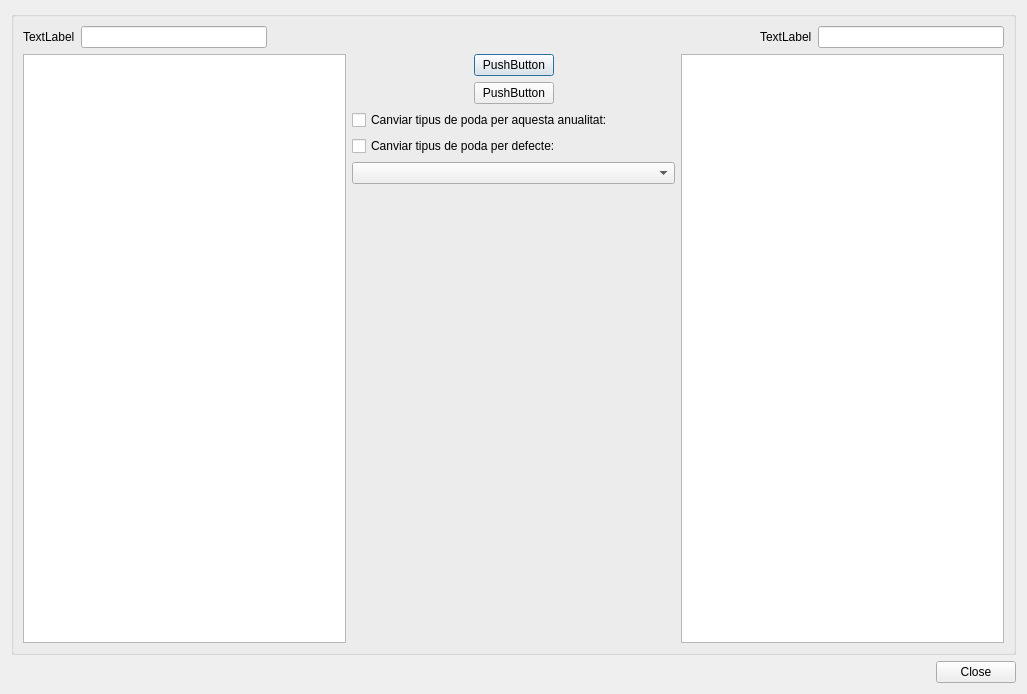
Before: the Qt Designer form ui/multirow_selector.ui in bgeo-gis/treemanage_qgis_pluggin, drawn with Qt 5.
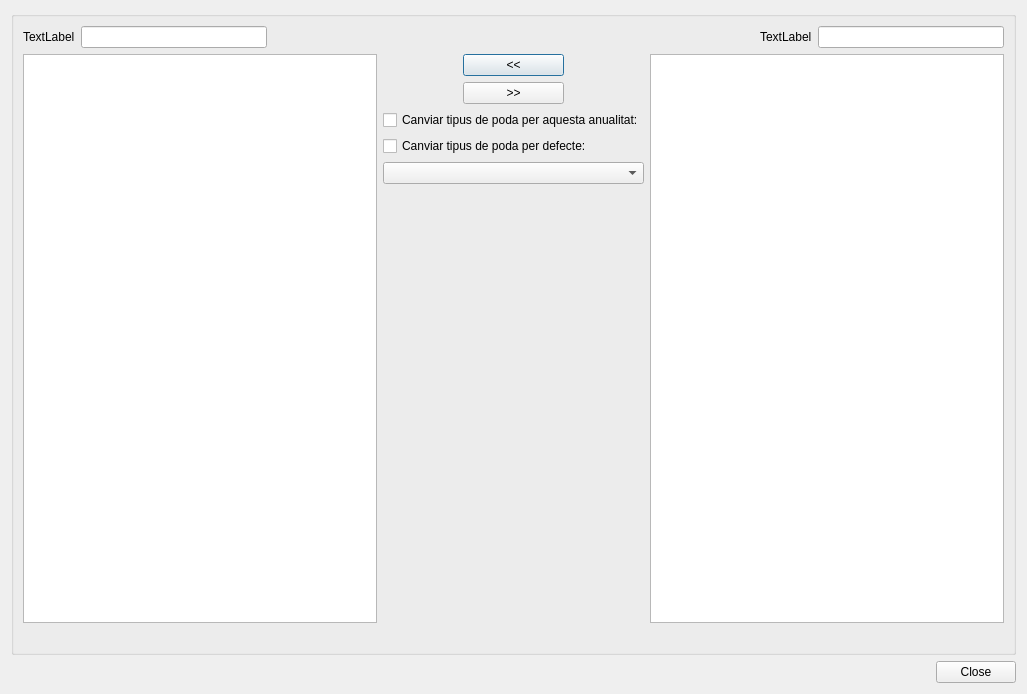
After: the same form once the commit is applied.

Diff of the .ui file:
```diff
--- a/ui/multirow_selector.ui
+++ b/ui/multirow_selector.ui
@@ -92,60 +92,71 @@
         <item>
          <layout class="QHBoxLayout" name="horizontalLayout_7">
           <item>
+           <layout class="QVBoxLayout" name="verticalLayout_8">
+            <item>
            <widget class="QTableView" name="all_rows"/>
           </item>
           <item>
+             <spacer name="horizontalSpacer_9">
+              <property name="orientation">
+               <enum>Qt::Horizontal</enum>
+              </property>
+              <property name="sizeHint" stdset="0">
+               <size>
+                <width>40</width>
+                <height>20</height>
+               </size>
+              </property>
+             </spacer>
+            </item>
+           </layout>
+          </item>
+          <item>
            <layout class="QVBoxLayout" name="verticalLayout_2">
+            <property name="sizeConstraint">
+             <enum>QLayout::SetMinimumSize</enum>
+            </property>
             <item>
              <layout class="QHBoxLayout" name="horizontalLayout">
-              <item>
-               <spacer name="horizontalSpacer">
-                <property name="orientation">
-                 <enum>Qt::Horizontal</enum>
-                </property>
-                <property name="sizeHint" stdset="0">
-                 <size>
-                  <width>40</width>
-                  <height>20</height>
-                 </size>
-                </property>
-               </spacer>
-              </item>
+              <property name="sizeConstraint">
+               <enum>QLayout::SetMinimumSize</enum>
+              </property>
               <item>
                <layout class="QVBoxLayout" name="verticalLayout_6">
-                <item>
-                 <widget class="QPushButton" name="btn_select">
-                  <property name="text">
-                   <string>PushButton</string>
-                  </property>
-                 </widget>
-                </item>
+                <property name="sizeConstraint">
+                 <enum>QLayout::SetMinimumSize</enum>
+                </property>
+                <property name="leftMargin">
+                 <number>80</number>
+                </property>
+                <property name="rightMargin">
+                 <number>80</number>
+                </property>
                 <item>
                  <widget class="QPushButton" name="btn_unselect">
                   <property name="text">
-                   <string>PushButton</string>
+                   <string>&lt;&lt;</string>
                   </property>
                  </widget>
-                </item>
-               </layout>
               </item>
               <item>
-               <spacer name="horizontalSpacer_2">
-                <property name="orientation">
-                 <enum>Qt::Horizontal</enum>
-                </property>
-                <property name="sizeHint" stdset="0">
-                 <size>
-                  <width>40</width>
-                  <height>20</height>
-                 </size>
-                </property>
-               </spacer>
+                 <widget class="QPushButton" name="btn_select">
+                  <property name="text">
+                   <string>&gt;&gt;</string>
+                  </property>
+                 </widget>
+                </item>
+               </layout>
               </item>
              </layout>
             </item>
             <item>
              <layout class="QVBoxLayout" name="verticalLayout_7">
+              <property name="sizeConstraint">
+               <enum>QLayout::SetDefaultConstraint</enum>
+              </property>
+              <item>
+               <layout class="QHBoxLayout" name="horizontalLayout_3">
               <item>
                <widget class="QCheckBox" name="checkBox">
                 <property name="text">
@@ -153,6 +164,10 @@
                 </property>
                </widget>
               </item>
+               </layout>
+              </item>
+              <item>
+               <layout class="QHBoxLayout" name="horizontalLayout_6">
               <item>
                <widget class="QCheckBox" name="checkBox_2">
                 <property name="text">
@@ -160,9 +175,17 @@
                 </property>
                </widget>
               </item>
+               </layout>
+              </item>
+              <item>
+               <layout class="QHBoxLayout" name="horizontalLayout_9">
               <item>
                <widget class="QComboBox" name="cmb_poda_type"/>
               </item>
+               </layout>
+              </item>
+             </layout>
+            </item>
               <item>
                <spacer name="verticalSpacer">
                 <property name="orientation">
@@ -178,10 +201,25 @@
               </item>
              </layout>
             </item>
-           </layout>
-          </item>
+          <item>
+           <layout class="QVBoxLayout" name="verticalLayout_5">
           <item>
            <widget class="QTableView" name="selected_rows"/>
+            </item>
+            <item>
+             <spacer name="horizontalSpacer_8">
+              <property name="orientation">
+               <enum>Qt::Horizontal</enum>
+              </property>
+              <property name="sizeHint" stdset="0">
+               <size>
+                <width>40</width>
+                <height>20</height>
+               </size>
+              </property>
+             </spacer>
+            </item>
+           </layout>
           </item>
          </layout>
         </item>
```
Lines whose indentation alone changed are shown as unchanged.
